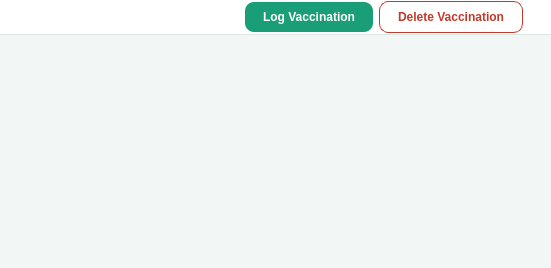
Before: the Qt Designer form src/ui/page_vaccinations.ui in shasheenahdeeneillelumasag/CCC151---Group-Project, drawn with Qt 5; both pictures show x 581 to 1132 and y 0 to 268 of the 1132 by 268 pixel window.
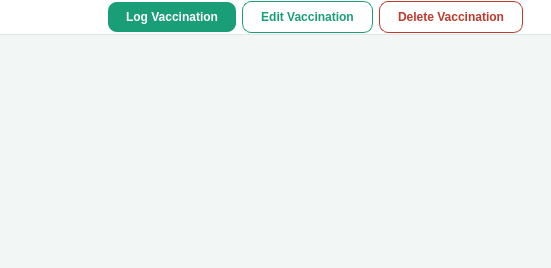
After: the same form once the commit is applied.

Commit message: added edit funcitonality to vaccine page

What changed in the file:
```diff
--- a/src/ui/page_vaccinations.ui
+++ b/src/ui/page_vaccinations.ui
@@ -97,6 +97,16 @@
         </property>
        </widget>
       </item>
+      <item>
+       <widget class="QPushButton" name="btnEditVax">
+        <property name="styleSheet">
+         <string>QPushButton { background: #FFFFFF; color: #1A9E78; font-size: 12px; font-weight: 600; border: 1px solid #1A9E78; border-radius: 9px; padding: 8px 18px; } QPushButton:hover { background: #E3F5EE; }</string>
+        </property>
+        <property name="text">
+         <string>Edit Vaccination</string>
+        </property>
+       </widget>
+      </item>
       <item>
        <widget class="QPushButton" name="btnDeleteVax">
         <property name="styleSheet">
```
The commit also changes 7 other files.
